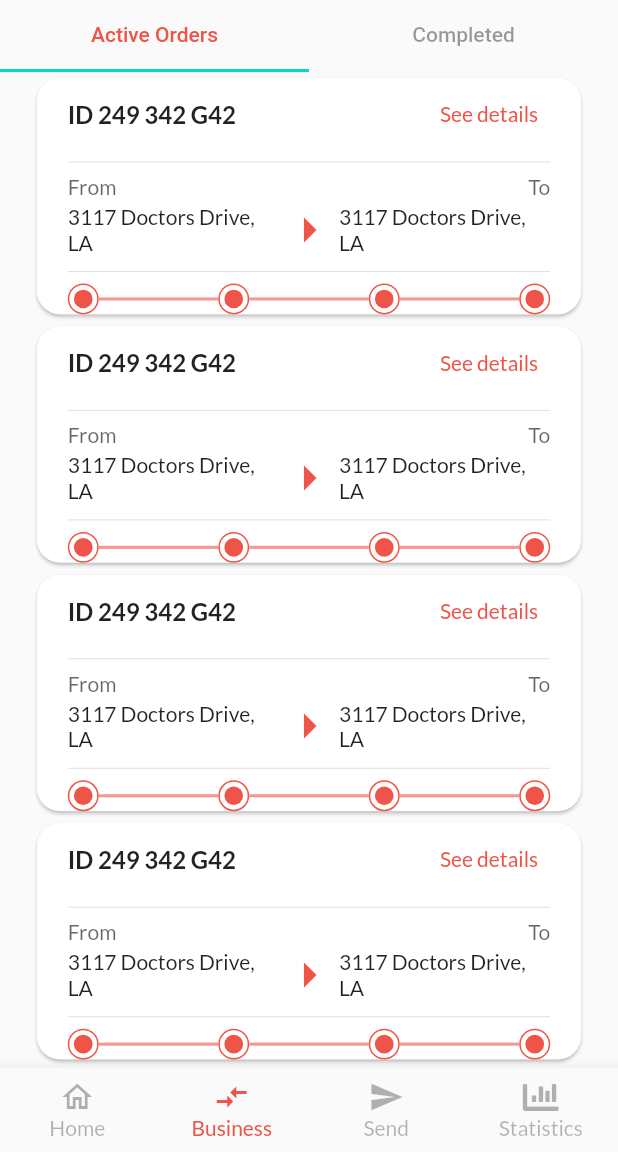
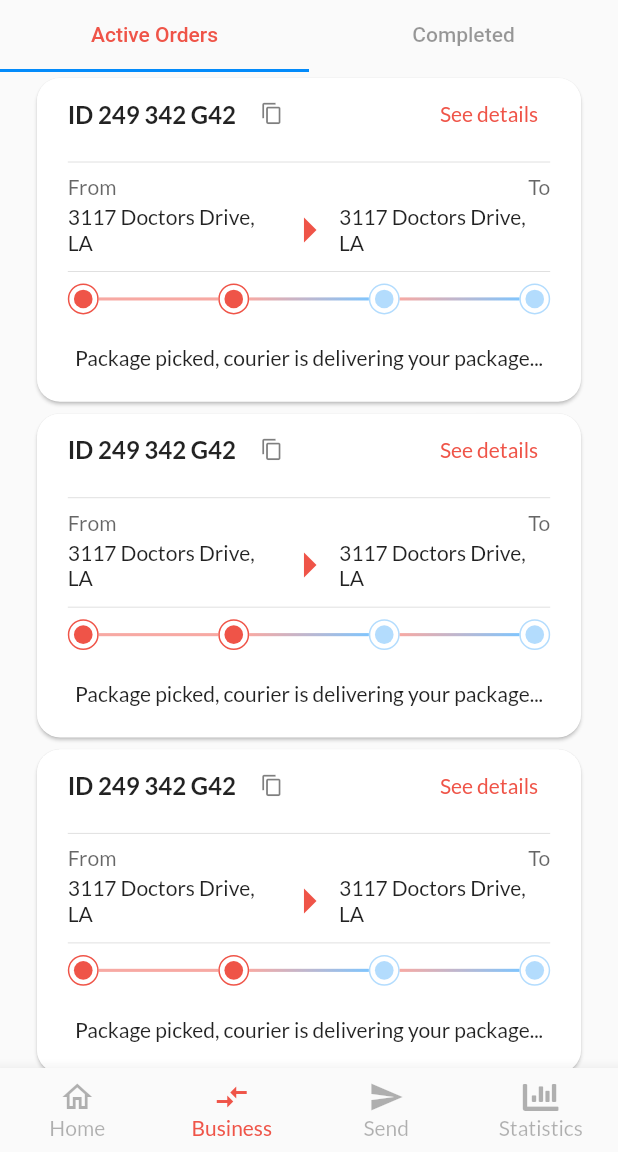
Before and after one commit to gurhankuras/delivery_app, a Flutter app: the screen it shows after launch, item 2 of the bottom bar chosen, on a phone screen of 412 x 824 dp, the part 84-1236 px from its top. Run offline on Flutter 3.47's test engine with Material 2 defaults, Android fonts, the phone set to English and light mode, and no system bars; our stand-ins replace dio, dotted_line, flutter_svg, font_awesome_flutter, google_fonts, mask_text_input_formatter and 2 more; missing offline and left inert: clipboard, direct_select.

Commit message:
order card and clipboard functionality added

```diff
--- a/lib/main.dart
+++ b/lib/main.dart
@@ -23,6 +23,7 @@ class MyApp extends StatelessWidget {
       ),
       colorScheme: ColorScheme.light(
         primary: Color(0xFFef5448),
+        secondary: Color(0xFF038BFA),
       ),
       bottomNavigationBarTheme: BottomNavigationBarThemeData(
         selectedItemColor: Color(0xFFef5448),
--- /dev/null
+++ b/lib/pages/orders_page/components/order_card.dart
@@ -0,0 +1,112 @@
+import 'package:clipboard/clipboard.dart';
+import 'package:flutter/material.dart';
+
+import '../../../utils/size_config.dart';
+import '../orders_page.dart';
+
+class OrderCard extends StatelessWidget {
+  @override
+  Widget build(BuildContext context) {
+    final stage = 1;
+
+    return Card(
+      shape: RoundedRectangleBorder(
+          borderRadius: BorderRadius.circular(SizeConfig.defaultSize * 1.5)),
+      child: Padding(
+        padding: EdgeInsets.symmetric(horizontal: SizeConfig.defaultSize * 2),
+        child: Column(
+          children: [
+            buildIdRow(context),
+            Divider(),
+            buildFromTo(context),
+            buildAdressesRow(context),
+            Divider(),
+            StageManager(stage: stage, dotCount: 4),
+            SizedBox(height: SizeConfig.defaultSize * 2),
+            Text('Package picked, courier is delivering your package...'),
+            SizedBox(height: SizeConfig.defaultSize * 2),
+          ],
+        ),
+      ),
+    );
+  }
+
+  Row buildIdRow(BuildContext context) {
+    return Row(
+      // mainAxisAlignment: MainAxisAlignment.spaceBetween,
+      children: [
+        Text(
+          'ID 249 342 G42',
+          style: Theme.of(context).textTheme.subtitle1?.copyWith(
+                fontWeight: FontWeight.bold,
+              ),
+        ),
+        Tooltip(
+          message: 'Copy ID',
+          child: IconButton(
+            splashRadius: SizeConfig.defaultSize * 1.2,
+            onPressed: () {
+              FlutterClipboard.copy('249 342 G42').then(
+                (value) => ScaffoldMessenger.of(context).showSnackBar(
+                  SnackBar(
+                    duration: Duration(milliseconds: 300),
+                    content: Text('Copied!'),
+                  ),
+                ),
+              );
+            },
+            icon: Icon(
+              Icons.content_copy,
+              size: SizeConfig.defaultSize * 1.5,
+            ),
+          ),
+        ),
+        Spacer(),
+        TextButton(onPressed: () {}, child: Text('See details'))
+      ],
+    );
+  }
+}
+
+Row buildFromTo(BuildContext context) {
+  return Row(
+    mainAxisAlignment: MainAxisAlignment.spaceBetween,
+    children: [
+      Text(
+        'From',
+        style: Theme.of(context).textTheme.bodyText1?.copyWith(
+              color: Colors.black.withOpacity(0.6),
+            ),
+      ),
+      Text(
+        'To',
+        style: Theme.of(context).textTheme.bodyText1?.copyWith(
+              color: Colors.black.withOpacity(0.6),
+            ),
+      ),
+    ],
+  );
+}
+
+Row buildAdressesRow(BuildContext context) {
+  return Row(
+    mainAxisAlignment: MainAxisAlignment.spaceBetween,
+    children: [
+      Expanded(
+        child: Text(
+          '3117 Doctors Drive, LA',
+        ),
+      ),
+      Icon(
+        Icons.arrow_right,
+        size: 40,
+        color: Theme.of(context).colorScheme.primary,
+      ),
+      Expanded(
+        child: Text(
+          '3117 Doctors Drive, LA',
+        ),
+      )
+    ],
+  );
+}
--- a/lib/pages/orders_page/orders_page.dart
+++ b/lib/pages/orders_page/orders_page.dart
@@ -1,6 +1,7 @@
 import 'package:flutter/material.dart';
 
 import '../../utils/size_config.dart';
+import 'components/order_card.dart';
 
 class OrdersPage extends StatefulWidget {
   @override
@@ -34,147 +35,70 @@ class _OrdersPageState extends State<OrdersPage>
 }
 
 class CompletedOrders extends StatelessWidget {
-  final stage = 1;
   @override
   Widget build(BuildContext context) {
     return ListView.builder(
       itemCount: 10,
       itemBuilder: (context, index) => Padding(
-        padding: EdgeInsets.symmetric(horizontal: SizeConfig.defaultSize * 2),
-        child: Card(
-          shape: RoundedRectangleBorder(
-              borderRadius:
-                  BorderRadius.circular(SizeConfig.defaultSize * 1.5)),
-          child: Padding(
-            padding:
-                EdgeInsets.symmetric(horizontal: SizeConfig.defaultSize * 2),
-            child: Column(
-              children: [
-                buildIdRow(context),
-                Divider(),
-                buildFromTo(context),
-                buildAdressesRow(context),
-                Divider(),
-                Row(
-                  children: [
-                    StageDot(stage: stage),
-                    Expanded(
-                      child: StageLine(stage: stage),
-                    ),
-                    StageDot(stage: stage),
-                    Expanded(
-                      child: StageLine(stage: stage),
-                    ),
-                    StageDot(stage: stage),
-                    Expanded(
-                      child: StageLine(stage: stage),
-                    ),
-                    StageDot(stage: stage),
-                  ],
-                )
-              ],
-            ),
-          ),
-        ),
-      ),
-    );
-  }
-
-  Row buildIdRow(BuildContext context) {
-    return Row(
-      mainAxisAlignment: MainAxisAlignment.spaceBetween,
-      children: [
-        Text(
-          'ID 249 342 G42',
-          style: Theme.of(context).textTheme.subtitle1?.copyWith(
-                fontWeight: FontWeight.bold,
-              ),
-        ),
-        TextButton(onPressed: () {}, child: Text('See details'))
-      ],
+          padding: EdgeInsets.symmetric(horizontal: SizeConfig.defaultSize * 2),
+          child: OrderCard()),
     );
   }
 }
 
-Row buildFromTo(BuildContext context) {
-  return Row(
-    mainAxisAlignment: MainAxisAlignment.spaceBetween,
-    children: [
-      Text(
-        'From',
-        style: Theme.of(context).textTheme.bodyText1?.copyWith(
-              color: Colors.black.withOpacity(0.6),
-            ),
-      ),
-      Text(
-        'To',
-        style: Theme.of(context).textTheme.bodyText1?.copyWith(
-              color: Colors.black.withOpacity(0.6),
-            ),
-      ),
-    ],
-  );
-}
-
-Row buildAdressesRow(BuildContext context) {
-  return Row(
-    mainAxisAlignment: MainAxisAlignment.spaceBetween,
-    children: [
-      Expanded(
-        child: Text(
-          '3117 Doctors Drive, LA',
-        ),
-      ),
-      Icon(
-        Icons.arrow_right,
-        size: 40,
-        color: Theme.of(context).colorScheme.primary,
-      ),
-      Expanded(
-        child: Text(
-          '3117 Doctors Drive, LA',
-        ),
-      )
-    ],
-  );
-}
-
 class StageLine extends StatelessWidget {
   final int stage;
+  final int index;
+
   const StageLine({
+    Key? key,
     required this.stage,
-    Key? key,
+    required this.index,
   }) : super(key: key);
 
   @override
   Widget build(BuildContext context) {
+    final filled = index < stage;
+
     return Container(
-      // width: SizeConfig.defaultSize * 2,
       height: SizeConfig.defaultSize * 0.2,
       decoration: BoxDecoration(
-        color: Theme.of(context).colorScheme.primary.withOpacity(0.6),
-      ),
+          color: filled
+              ? Theme.of(context).colorScheme.primary.withOpacity(0.5)
+              : null,
+          gradient: !filled
+              ? LinearGradient(colors: [
+                  Theme.of(context).colorScheme.primary.withOpacity(0.5),
+                  Theme.of(context).colorScheme.secondary.withOpacity(0.5),
+                ], begin: Alignment.centerLeft, end: Alignment.centerRight)
+              : null),
     );
   }
 }
 
 class StageDot extends StatelessWidget {
   final int stage;
+  final int index;
 
   const StageDot({
+    Key? key,
     required this.stage,
-    Key? key,
+    required this.index,
   }) : super(key: key);
 
   @override
   Widget build(BuildContext context) {
+    final dotColor = index <= stage
+        ? Theme.of(context).colorScheme.primary
+        : Theme.of(context).colorScheme.secondary.withOpacity(0.3);
+
     return Container(
       width: SizeConfig.defaultSize * 2,
       height: SizeConfig.defaultSize * 2,
       decoration: BoxDecoration(
         borderRadius: BorderRadius.circular(SizeConfig.defaultSize * 5),
         border: Border.all(
-          color: Theme.of(context).colorScheme.primary,
+          color: dotColor,
         ),
       ),
       child: Padding(
@@ -182,11 +106,34 @@ class StageDot extends StatelessWidget {
         child: Container(
           width: SizeConfig.defaultSize,
           height: SizeConfig.defaultSize,
-          decoration: BoxDecoration(
-              color: Theme.of(context).colorScheme.primary,
-              shape: BoxShape.circle),
+          decoration: BoxDecoration(color: dotColor, shape: BoxShape.circle),
         ),
       ),
     );
   }
 }
+
+class StageManager extends StatelessWidget {
+  final int stage;
+  final int dotCount;
+  final Axis direction;
+  const StageManager({
+    Key? key,
+    required this.stage,
+    required this.dotCount,
+    this.direction = Axis.horizontal,
+  }) : super(key: key);
+
+  @override
+  Widget build(BuildContext context) {
+    return Row(
+      children: List.generate((dotCount * 2) - 1, (index) {
+        final isEven = index % 2 == 0;
+        if (isEven) {
+          return StageDot(stage: stage, index: index ~/ 2);
+        }
+        return Expanded(child: StageLine(stage: stage, index: index ~/ 2));
+      }),
+    );
+  }
+}
--- a/pubspec.yaml
+++ b/pubspec.yaml
@@ -23,6 +23,7 @@ environment:
 dependencies:
   flutter:
     sdk: flutter
+  clipboard: ^0.1.3
   cupertino_icons: ^1.0.2
   dio: ^4.0.0
   direct_select: ^2.0.0
```
Also changed, not shown: pubspec.lock.
